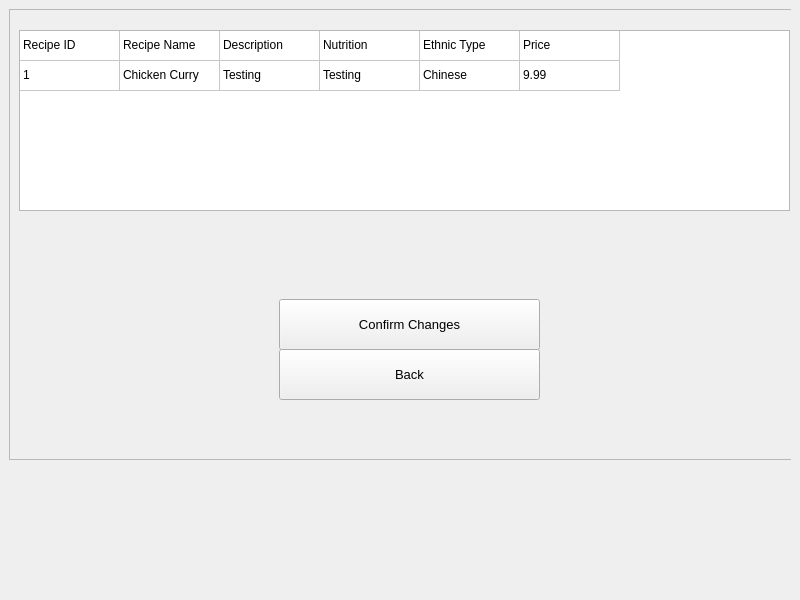
Before: the Qt Designer form gui_mvp/mainwindow.ui in Tann1/t3s, drawn with Qt 5.
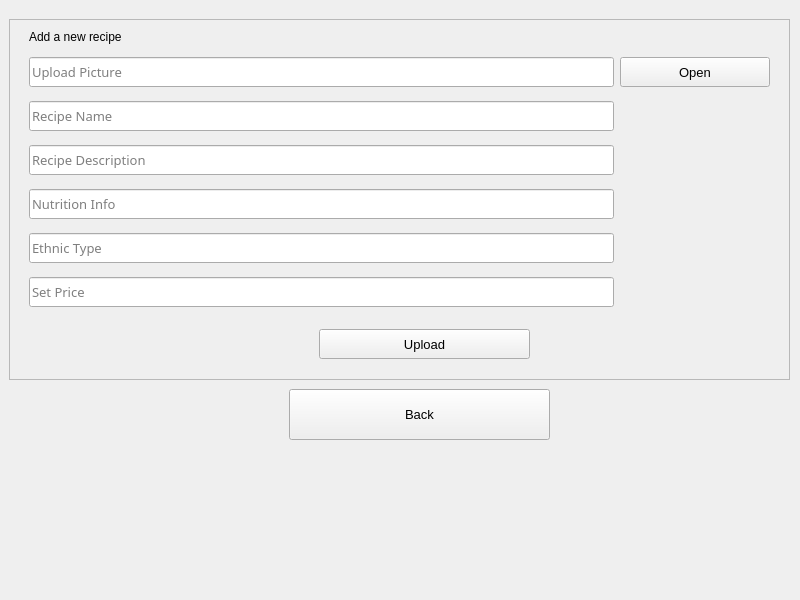
After: the same form once the commit is applied. The open tabs and pages were chosen to show the change.

Commit message: able to add recipes now

What changed in the file:
```diff
--- a/gui_mvp/mainwindow.ui
+++ b/gui_mvp/mainwindow.ui
@@ -310,208 +310,6 @@
         </item>
        </layout>
       </widget>
-      <widget class="QWidget" name="update_menu">
-       <widget class="QFrame" name="update_menu_frame">
-        <property name="geometry">
-         <rect>
-          <x>0</x>
-          <y>0</y>
-          <width>791</width>
-          <height>451</height>
-         </rect>
-        </property>
-        <property name="frameShape">
-         <enum>QFrame::StyledPanel</enum>
-        </property>
-        <property name="frameShadow">
-         <enum>QFrame::Raised</enum>
-        </property>
-        <widget class="QPushButton" name="confirm_changes_btn">
-         <property name="geometry">
-          <rect>
-           <x>270</x>
-           <y>290</y>
-           <width>261</width>
-           <height>51</height>
-          </rect>
-         </property>
-         <property name="minimumSize">
-          <size>
-           <width>150</width>
-           <height>30</height>
-          </size>
-         </property>
-         <property name="font">
-          <font>
-           <family>Segoe UI</family>
-           <pointsize>10</pointsize>
-           <weight>50</weight>
-           <italic>false</italic>
-           <bold>false</bold>
-          </font>
-         </property>
-         <property name="cursor">
-          <cursorShape>PointingHandCursor</cursorShape>
-         </property>
-         <property name="styleSheet">
-          <string notr="true"/>
-         </property>
-         <property name="text">
-          <string>Confirm Changes</string>
-         </property>
-        </widget>
-        <widget class="QPushButton" name="admin_page_back_btn_2">
-         <property name="geometry">
-          <rect>
-           <x>270</x>
-           <y>340</y>
-           <width>261</width>
-           <height>51</height>
-          </rect>
-         </property>
-         <property name="minimumSize">
-          <size>
-           <width>150</width>
-           <height>30</height>
-          </size>
-         </property>
-         <property name="font">
-          <font>
-           <family>Segoe UI</family>
-           <pointsize>10</pointsize>
-           <weight>50</weight>
-           <italic>false</italic>
-           <bold>false</bold>
-          </font>
-         </property>
-         <property name="cursor">
-          <cursorShape>PointingHandCursor</cursorShape>
-         </property>
-         <property name="styleSheet">
-          <string notr="true"/>
-         </property>
-         <property name="text">
-          <string>Back</string>
-         </property>
-        </widget>
-        <widget class="QTableWidget" name="menu_table">
-         <property name="geometry">
-          <rect>
-           <x>10</x>
-           <y>21</y>
-           <width>771</width>
-           <height>181</height>
-          </rect>
-         </property>
-         <attribute name="horizontalHeaderVisible">
-          <bool>false</bool>
-         </attribute>
-         <attribute name="verticalHeaderVisible">
-          <bool>false</bool>
-         </attribute>
-         <row>
-          <property name="text">
-           <string>Item</string>
-          </property>
-         </row>
-         <row>
-          <property name="text">
-           <string>New Row</string>
-          </property>
-         </row>
-         <column>
-          <property name="text">
-           <string>New Column</string>
-          </property>
-         </column>
-         <column>
-          <property name="text">
-           <string>New Column</string>
-          </property>
-         </column>
-         <column>
-          <property name="text">
-           <string>New Column</string>
-          </property>
-         </column>
-         <column>
-          <property name="text">
-           <string>New Column</string>
-          </property>
-         </column>
-         <column>
-          <property name="text">
-           <string>New Column</string>
-          </property>
-         </column>
-         <column>
-          <property name="text">
-           <string>New Column</string>
-          </property>
-         </column>
-         <item row="0" column="0">
-          <property name="text">
-           <string>Recipe ID</string>
-          </property>
-         </item>
-         <item row="0" column="1">
-          <property name="text">
-           <string>Recipe Name</string>
-          </property>
-         </item>
-         <item row="0" column="2">
-          <property name="text">
-           <string>Description</string>
-          </property>
-         </item>
-         <item row="0" column="3">
-          <property name="text">
-           <string>Nutrition</string>
-          </property>
-         </item>
-         <item row="0" column="4">
-          <property name="text">
-           <string>Ethnic Type</string>
-          </property>
-         </item>
-         <item row="0" column="5">
-          <property name="text">
-           <string>Price</string>
-          </property>
-         </item>
-         <item row="1" column="0">
-          <property name="text">
-           <string>1</string>
-          </property>
-         </item>
-         <item row="1" column="1">
-          <property name="text">
-           <string>Chicken Curry</string>
-          </property>
-         </item>
-         <item row="1" column="2">
-          <property name="text">
-           <string>Testing</string>
-          </property>
-         </item>
-         <item row="1" column="3">
-          <property name="text">
-           <string>Testing</string>
-          </property>
-         </item>
-         <item row="1" column="4">
-          <property name="text">
-           <string>Chinese</string>
-          </property>
-         </item>
-         <item row="1" column="5">
-          <property name="text">
-           <string>9.99</string>
-          </property>
-         </item>
-        </widget>
-       </widget>
-      </widget>
       <widget class="QWidget" name="view_customers">
        <widget class="QFrame" name="frame_2">
         <property name="geometry">
```
Left out of the diff: 263 changed lines with no effect on the pictures. The commit also changes 7 other files.
